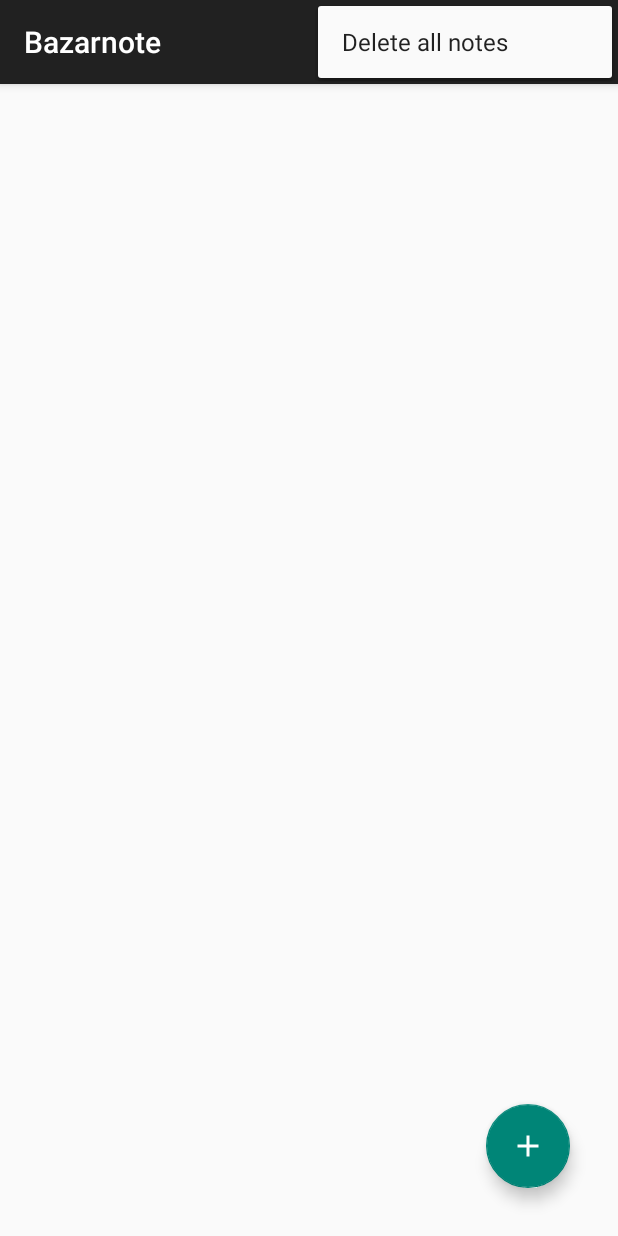
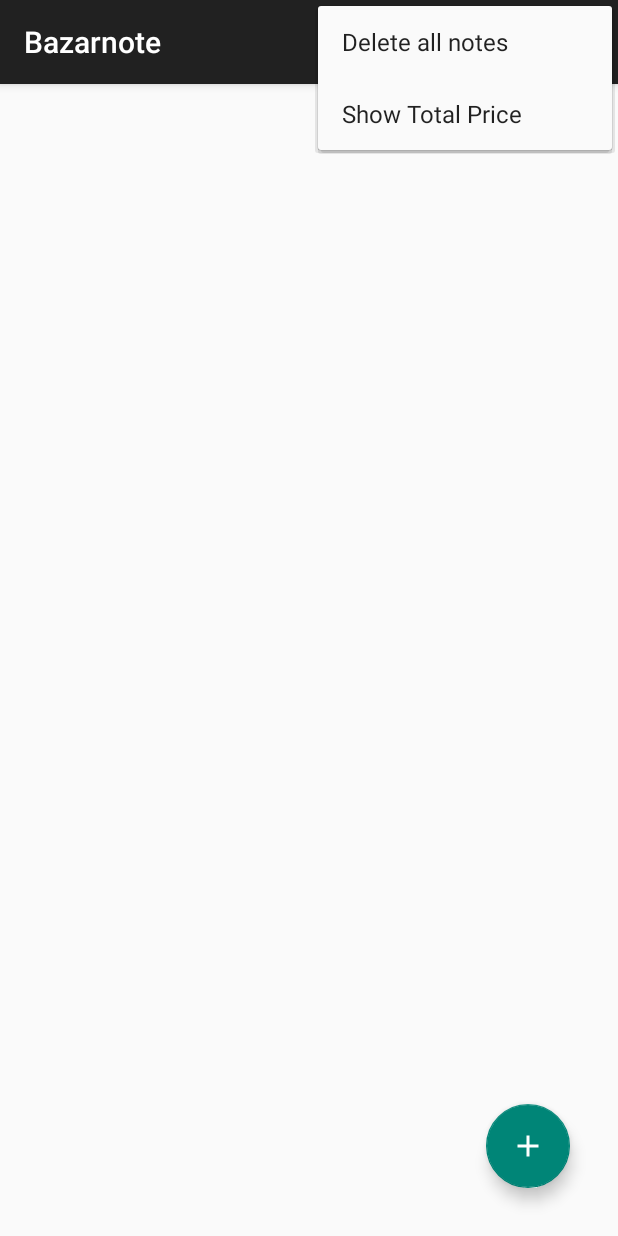
Before and after one commit to rootminusone8004/Bazarnote, an Android app: the screen it shows after launch (MainActivity), with the options menu open, on a phone screen of 412 x 824 dp. Run offline under Robolectric (Android 15) with nearby library versions, the phone set to English and light mode, and no system bars; our stand-ins replace Room's generated code.

Commit message:
summation of price added

```diff
--- a/app/src/main/java/com/rootminusone8004/bazarnote/NoteAdapter.java
+++ b/app/src/main/java/com/rootminusone8004/bazarnote/NoteAdapter.java
@@ -33,8 +33,7 @@
         holder.textViewItem.setText(currentNote.getItem());
         holder.textViewQuantity.setText(String.valueOf(currentNote.getQuantity()));
         holder.textViewPrice.setText(String.valueOf(currentNote.getPrice()));
-        float multiple = currentNote.getQuantity() * currentNote.getPrice();
-        holder.textViewMultiple.setText(String.valueOf(multiple));
+        holder.textViewMultiple.setText(String.valueOf(currentNote.getMultiple()));
     }
 
     @Override
--- a/app/src/main/res/menu/main_menu.xml
+++ b/app/src/main/res/menu/main_menu.xml
@@ -5,4 +5,9 @@
         android:id="@+id/delete_all_notes"
         android:title="Delete all notes"
         app:showAsAction="never"/>
+
+    <item
+        android:id="@+id/show_summation"
+        android:title="Show Total Price"
+        app:showAsAction="never"/>
 </menu>
```
Also changed, not shown: app/src/main/java/com/rootminusone8004/bazarnote/MainActivity.java (+12 -0 lines), app/src/main/java/com/rootminusone8004/bazarnote/Note.java (+15 -0 lines), 1 other file.
